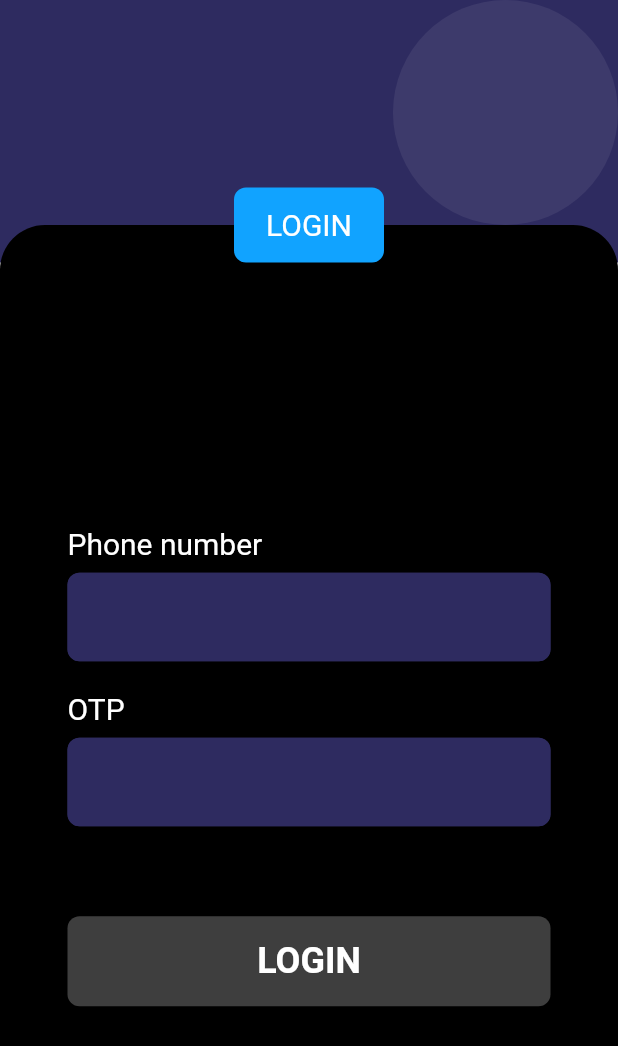
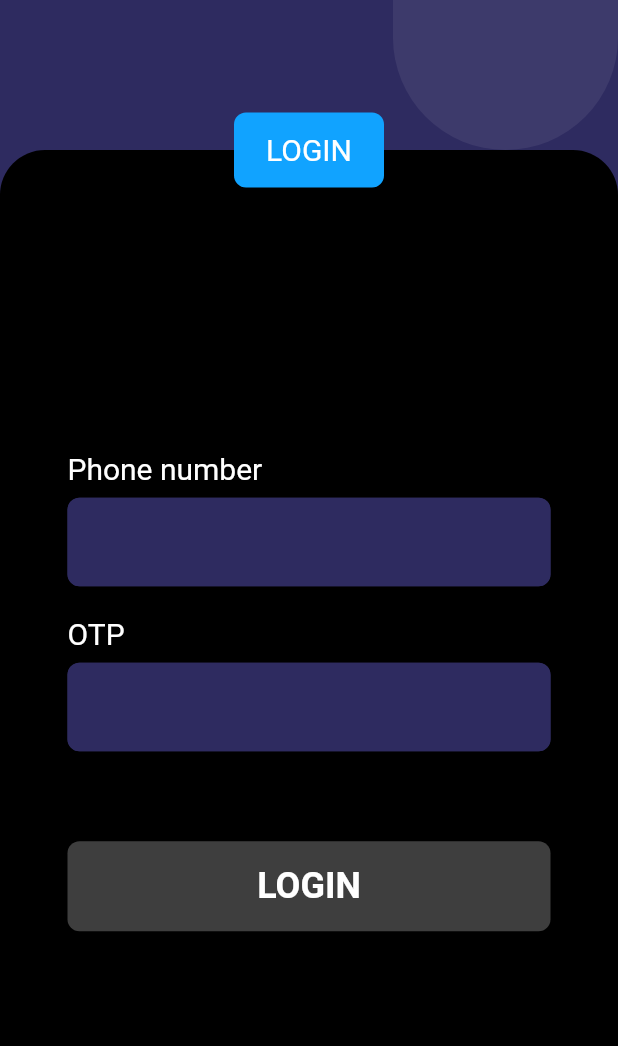
Before and after one commit to rejimal-apptizone/random_qr, a Flutter app: the screen it shows after launch, on a phone screen of 412 x 824 dp. Shown: the top 1046 px of the screen. Run offline on Flutter 3.47's test engine with Material 2 defaults, Android fonts, the phone set to English and light mode, and no system bars; our stand-ins replace firebase_auth, firebase_core, firebase_database, firebase_storage, qr_flutter, shared_preferences; accounts and stored records are empty.

Commit message:
ui updated

```diff
--- a/example/lib/ui/screens/dashboard/dashboard_screen.dart
+++ b/example/lib/ui/screens/dashboard/dashboard_screen.dart
@@ -125,7 +125,7 @@ class _DashboardScreenState extends State<DashboardScreen> {
 
   Widget _buildQrContainer() {
     return Container(
-      margin: EdgeInsets.only(top: 150),
+      margin: EdgeInsets.only(top: 100),
       width: double.infinity,
       height: MediaQuery.of(context).size.height * .90,
       decoration: BoxDecoration(
@@ -153,7 +153,7 @@ class _DashboardScreenState extends State<DashboardScreen> {
               margin: EdgeInsets.only(
                 left: 20,
                 right: 20,
-                top: 20,
+                top: 100,
               ),
               child: CustomButton(
                 labelName: "Save",
--- a/example/lib/ui/screens/login/login_screen.dart
+++ b/example/lib/ui/screens/login/login_screen.dart
@@ -55,7 +55,7 @@ class _LoginScreenState extends State<LoginScreen> {
 
   Widget _buildLoginForm() {
     return Container(
-      margin: EdgeInsets.only(top: 150),
+      margin: EdgeInsets.only(top: 100),
       width: double.infinity,
       height: MediaQuery.of(context).size.height * .90,
       decoration: BoxDecoration(
--- a/example/lib/ui/widgets/header_label.dart
+++ b/example/lib/ui/widgets/header_label.dart
@@ -13,7 +13,7 @@ class HeaderLabel extends StatelessWidget {
       child: Container(
         width: 100,
         height: 50,
-        margin: EdgeInsets.only(top: 125),
+        margin: EdgeInsets.only(top: 75),
         decoration: BoxDecoration(
           borderRadius: BorderRadius.all(Radius.circular(8)),
           color: Color(0xFF11A3FF),
--- a/example/lib/ui/widgets/top_circle.dart
+++ b/example/lib/ui/widgets/top_circle.dart
@@ -15,10 +15,11 @@ class TopCircle extends StatelessWidget {
       alignment: Alignment.topRight,
       child: Container(
         width: 150,
-        height: 150,
+        height: 100,
         decoration: BoxDecoration(
-          borderRadius: BorderRadius.all(
-            Radius.circular(100),
+          borderRadius: BorderRadius.only(
+            bottomRight: Radius.circular(75),
+            bottomLeft: Radius.circular(75),
           ),
           color: Color(0xFF3D3A6B),
         ),
@@ -27,7 +28,7 @@ class TopCircle extends StatelessWidget {
                 onTap: onTapHandler,
                 child: Center(
                   child: Container(
-                    margin: EdgeInsets.only(top: 25),
+                    margin: EdgeInsets.only(top: 8),
                     child: Text(
                       "Logout",
                       style: TextStyle(
```
